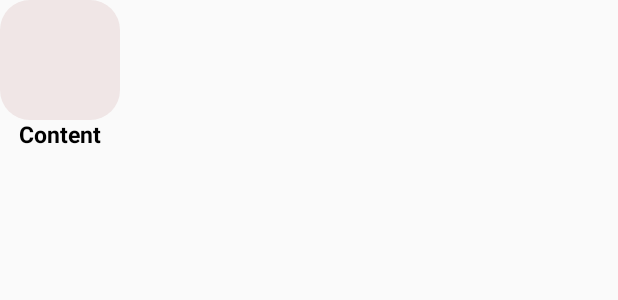
After one commit to BearHunter49/SKKU_FOOD, an Android app: the layout menu_item.xml on its own in the app's theme, with its tools: preview values and no code run, on a phone screen of 412 x 824 dp. The commit adds this screen. Shown: the top 300 px of the screen. Run offline under Robolectric (Android 15) with nearby library versions, the phone set to English and light mode, and no system bars.

Commit message:
menu fragment complete

```diff
--- a/app/src/main/java/com/example/skku_food/adapter/viewpager_adt.kt
+++ b/app/src/main/java/com/example/skku_food/adapter/viewpager_adt.kt
@@ -19,9 +19,7 @@ class viewpager_adt(fm: androidx.fragment.app.FragmentManager) : FragmentStatePa
         }
     }
 
-    override fun getCount(): Int {
-        return 3
-    }
+    override fun getCount(): Int = titleList.size
 
     override fun getPageTitle(position: Int): CharSequence? {
         return titleList[position]
--- /dev/null
+++ b/app/src/main/java/com/example/skku_food/data/menu_data.kt
@@ -0,0 +1,3 @@
+package com.example.skku_food.data
+
+data class menu_data(val menu_img:Int, val menu_nm:String)
--- /dev/null
+++ b/app/src/main/res/drawable/menu_item_bg.xml
@@ -0,0 +1,8 @@
+<?xml version="1.0" encoding="utf-8"?>
+<shape xmlns:android="http://schemas.android.com/apk/res/android">
+
+    <solid android:color="#F0E6E6"/>
+    <corners android:radius="20dip"/>
+    <padding android:left="0dip" android:top="0dip" android:right="0dip" android:bottom="0dip"/>
+
+</shape>
--- a/app/src/main/res/layout/activity_main.xml
+++ b/app/src/main/res/layout/activity_main.xml
@@ -29,6 +29,9 @@ android:background="#FFF6EE">
             android:id="@+id/viewpager"
             android:layout_width="match_parent"
             android:layout_height="0dp"
+            app:layout_constraintTop_toTopOf="parent"
+            app:layout_constraintLeft_toLeftOf="parent"
+            app:layout_constraintRight_toRightOf="parent"
             app:layout_constraintBottom_toTopOf="@+id/appBarLayout">
 
     </androidx.viewpager.widget.ViewPager>
--- /dev/null
+++ b/app/src/main/res/layout/menu_item.xml
@@ -0,0 +1,28 @@
+<?xml version="1.0" encoding="utf-8"?>
+<RelativeLayout xmlns:android="http://schemas.android.com/apk/res/android"
+              android:orientation="vertical"
+              android:layout_width="@dimen/item_offset"
+              android:layout_height="100dp"
+>
+
+    <ImageView android:layout_width="match_parent"
+               android:layout_height="80dp"
+               android:id="@+id/menu_image"
+               android:background="@drawable/menu_item_bg"
+   />
+
+    <TextView
+            android:id="@+id/menu_name"
+            android:layout_width="wrap_content"
+            android:layout_height="wrap_content"
+            android:text="Content"
+            android:textSize="15sp"
+            android:textColor="@android:color/black"
+            android:textStyle="bold"
+            android:layout_alignParentBottom="true"
+            android:layout_alignStart="@+id/menu_image"
+            android:layout_alignEnd="@+id/menu_image"
+            android:gravity="center_horizontal"
+    />
+
+</RelativeLayout>
--- /dev/null
+++ b/app/src/main/res/values/dimens.xml
@@ -0,0 +1,6 @@
+<?xml version="1.0" encoding="utf-8"?>
+<resources>
+
+    <dimen name="item_offset">80dp</dimen>
+
+</resources>
--- a/app/src/main/res/values/styles.xml
+++ b/app/src/main/res/values/styles.xml
@@ -8,7 +8,7 @@
         <item name="colorAccent">@color/colorAccent</item>
         <item name="windowActionBar">false</item>
         <item name="windowNoTitle">true</item>
-        <item name="android:statusBarColor">#E9E9E9</item>
+        <item name="android:statusBarColor">#F19E6E</item>
     </style>
 
     <style name="SplashTheme" parent="Theme.AppCompat.NoActionBar">
```
Also changed, not shown: app/src/main/java/com/example/skku_food/adapter/menu_rcl_adt.kt (added, +43 -0 lines), app/src/main/java/com/example/skku_food/adapter/menu_rcl_itemdecor.kt (added, +26 -0 lines), app/src/main/java/com/example/skku_food/main_fragment/fragment_1.kt (+16 -1 lines), app/src/main/res/layout/activity_fragment_1.xml (+9 -8 lines), app/src/main/res/drawable-v24/mark.jpg (deleted).
